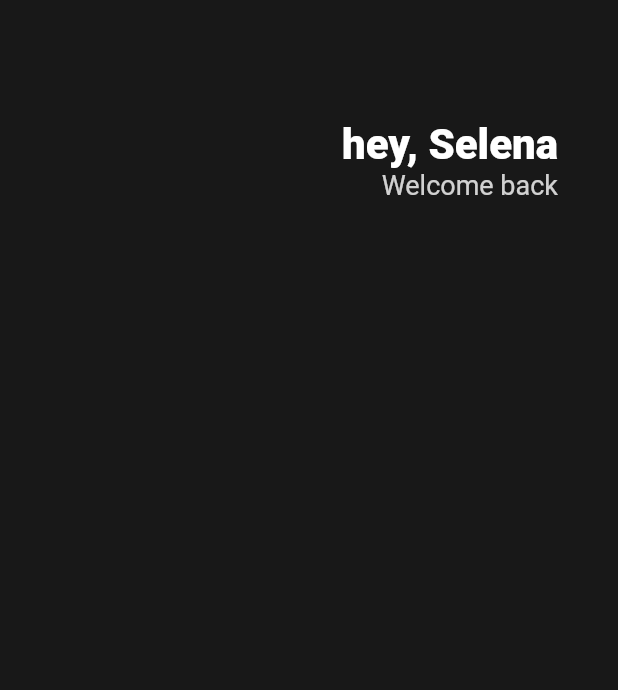
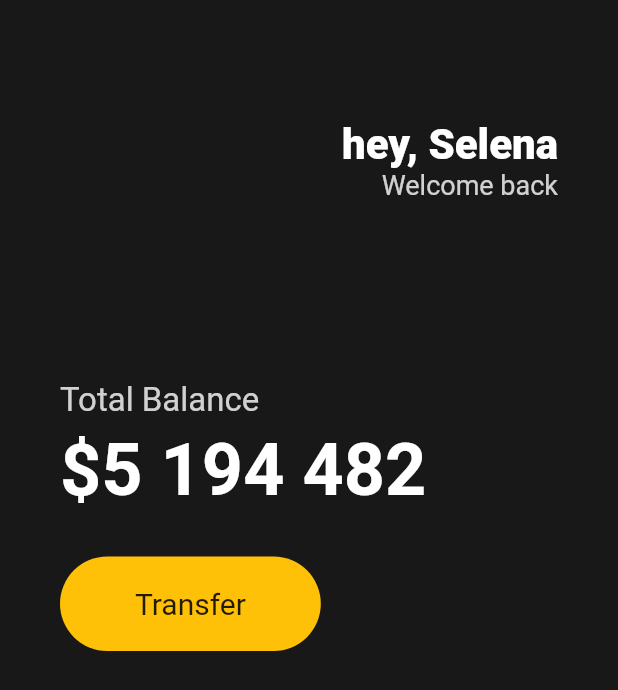
Before and after one commit to hwan20c/testflutter, a Flutter app: the screen it shows after launch, on a phone screen of 412 x 824 dp. Shown: the top 690 px of the screen. Run offline on Flutter 3.47's test engine with Material 2 defaults, Android fonts, the phone set to English and light mode, and no system bars.

Commit message:
button create

```diff
--- a/lib/main.dart
+++ b/lib/main.dart
@@ -15,6 +15,7 @@ class App extends StatelessWidget {
             horizontal: 40,
           ),
           child: Column(
+            crossAxisAlignment: CrossAxisAlignment.start,
             children: [
               SizedBox(
                 height: 80,
@@ -36,14 +37,60 @@ class App extends StatelessWidget {
                       Text(
                         'Welcome back',
                         style: TextStyle(
-                          color: Colors.white.withOpacity(0.8),
+                          color: Color.fromRGBO(255, 255, 255, 0.8),
                           fontSize: 18,
                         ),
                       ),
                     ],
-                  )
+                  ),
                 ],
-              )
+              ),
+              SizedBox(
+                height: 120,
+              ),
+              Text(
+                'Total Balance',
+                style: TextStyle(
+                  fontSize: 22,
+                  color: Colors.white.withOpacity(0.8),
+                ),
+              ),
+              SizedBox(
+                height: 5,
+              ),
+              Text(
+                '\$5 194 482',
+                style: TextStyle(
+                  fontSize: 48,
+                  fontWeight: FontWeight.w600,
+                  color: Colors.white,
+                ),
+              ),
+              SizedBox(
+                height: 30,
+              ),
+              Row(
+                children: [
+                  Container(
+                    decoration: BoxDecoration(
+                      color: Colors.amber,
+                      borderRadius: BorderRadius.circular(45),
+                    ),
+                    child: Padding(
+                      padding: EdgeInsets.symmetric(
+                        vertical: 20,
+                        horizontal: 50,
+                      ),
+                      child: Text(
+                        'Transfer',
+                        style: TextStyle(
+                          fontSize: 20,
+                        ),
+                      ),
+                    ),
+                  ),
+                ],
+              ),
             ],
           ),
         ),
```
